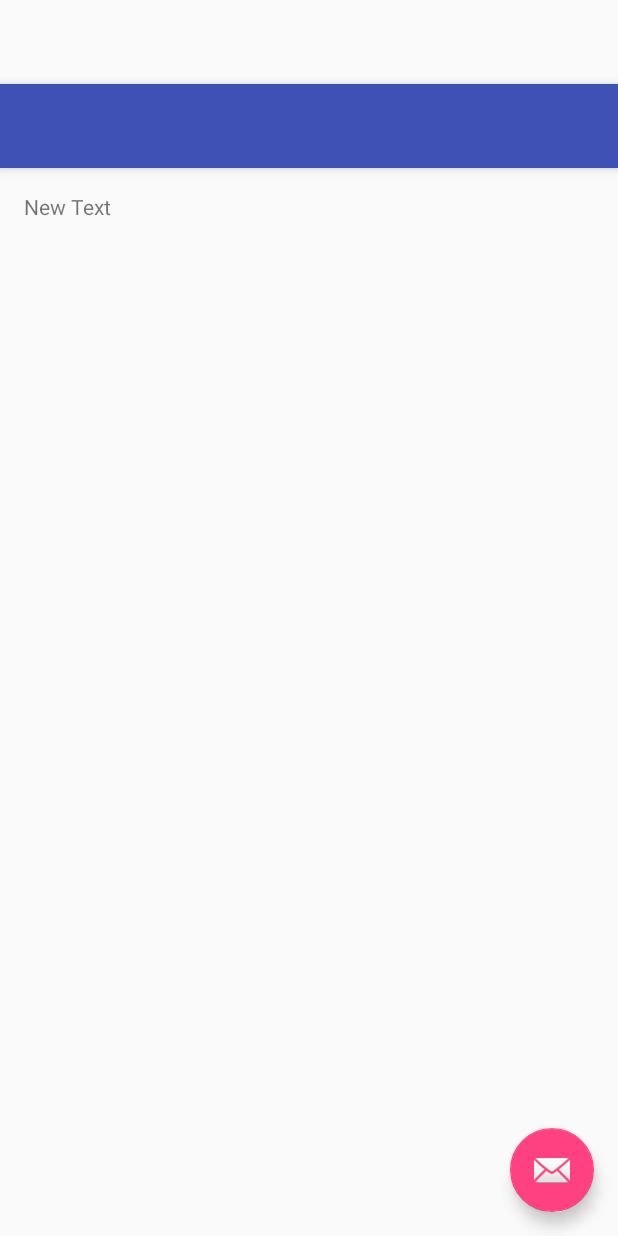
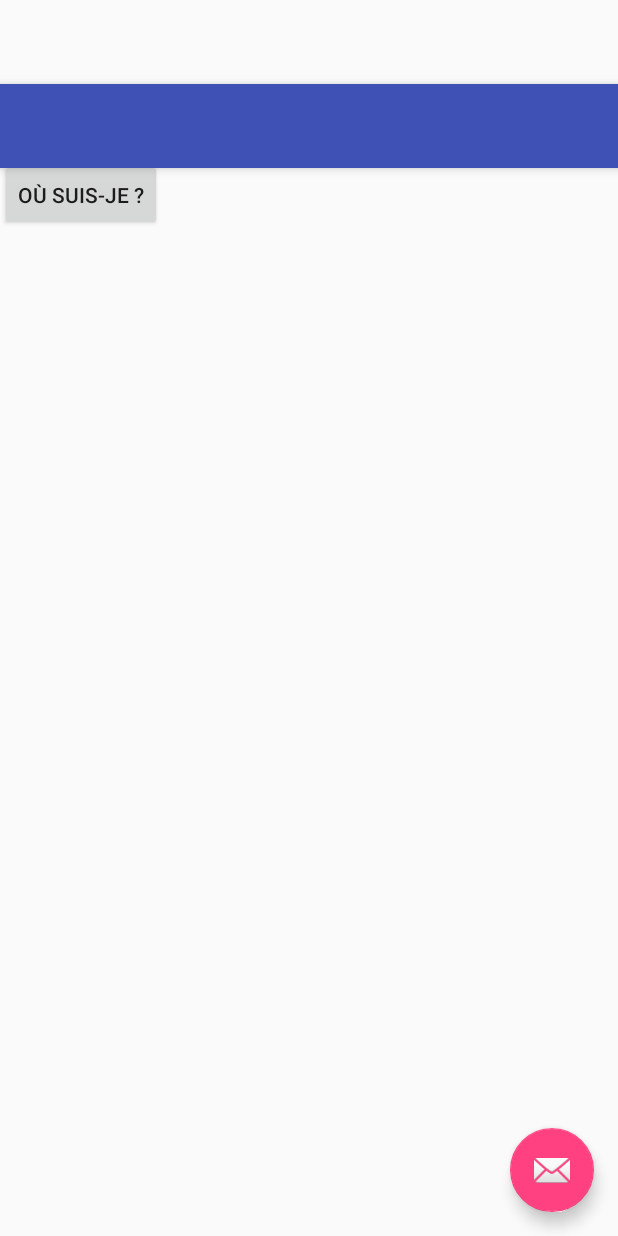
Before and after one commit to BettyFava/TestsAndroid, an Android app: the layout activity_search_nearby.xml on its own in the app's theme, with its tools: preview values and no code run, on a phone screen of 412 x 824 dp. Run offline under Robolectric (Android 15) with nearby library versions, the phone set to English and light mode, and no system bars.

Commit message:
[SearchNearbyActivity.java

```diff
--- a/TestsAndroid/app/build.gradle
+++ b/TestsAndroid/app/build.gradle
@@ -26,4 +26,8 @@ dependencies {
     compile 'com.android.support:appcompat-v7:23.1.1'
     compile 'com.android.support:design:23.1.1'
     compile 'com.google.android.gms:play-services:8.4.0'
+    // Retrofit & OkHttp
+    compile 'com.squareup.retrofit:retrofit:1.9.0'
+    compile 'com.squareup.okhttp:okhttp:2.7.2'
+    compile 'com.squareup.retrofit2:converter-gson:2.0.0-beta3'
 }
--- a/TestsAndroid/app/src/main/res/layout/activity_search_nearby.xml
+++ b/TestsAndroid/app/src/main/res/layout/activity_search_nearby.xml
@@ -31,4 +31,17 @@
         android:layout_margin="@dimen/fab_margin"
         android:src="@android:drawable/ic_dialog_email" />
 
+
+    <Button
+        android:layout_width="wrap_content"
+        android:layout_height="wrap_content"
+        android:text="Où suis-je ?"
+        android:id="@+id/currentButton"
+        android:layout_alignParentTop="true"
+        android:layout_centerHorizontal="true"
+        android:layout_marginTop="50dp"/>
+
+
+
+
 </android.support.design.widget.CoordinatorLayout>
--- a/TestsAndroid/app/src/main/res/layout/content_search_nearby.xml
+++ b/TestsAndroid/app/src/main/res/layout/content_search_nearby.xml
@@ -12,13 +12,12 @@
     tools:context="com.example.betty.testsandroid.SearchNearbyActivity"
     tools:showIn="@layout/activity_search_nearby">
 
+
     <TextView
-        android:layout_width="wrap_content"
-        android:layout_height="wrap_content"
-        android:text="New Text"
-        android:id="@+id/vue"
-        android:layout_alignParentRight="true"
-        android:layout_alignParentEnd="false"
-        android:layout_alignParentLeft="true"
-        android:layout_alignParentStart="false" />
+        android:layout_width="300dp"
+        android:layout_height="500dp"
+        android:id="@+id/text"
+        android:layout_alignParentTop="true"
+        android:layout_centerHorizontal="true"/>
+
 </RelativeLayout>
```
Also changed, not shown: TestsAndroid/app/src/main/java/com/example/betty/testsandroid/SearchNearbyActivity.java (+22 -27 lines).
